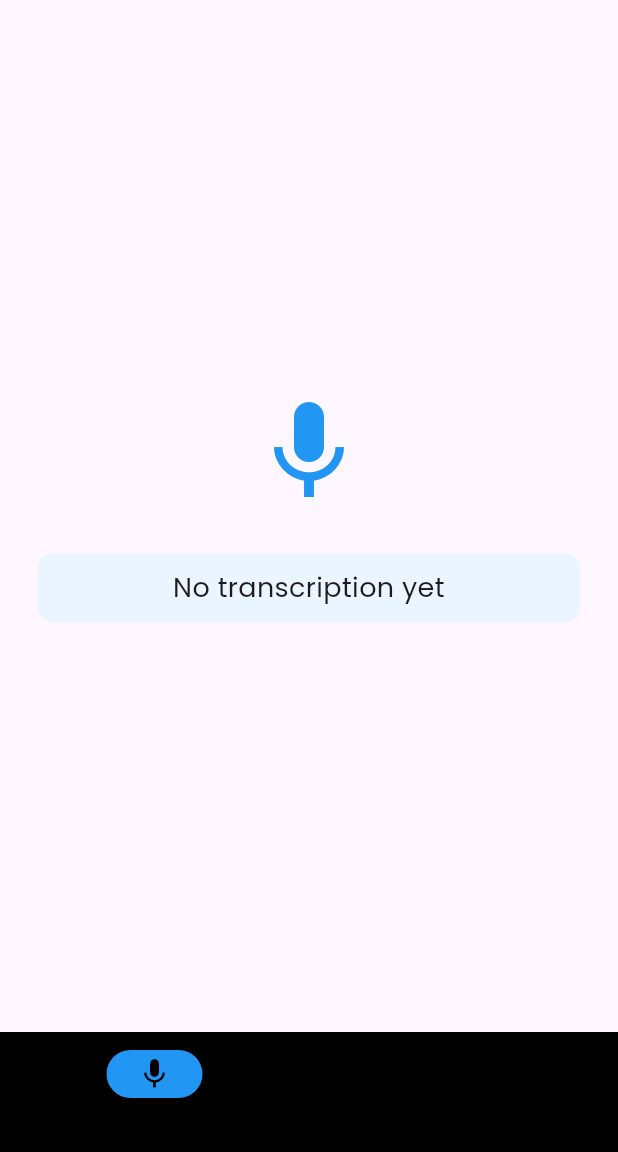
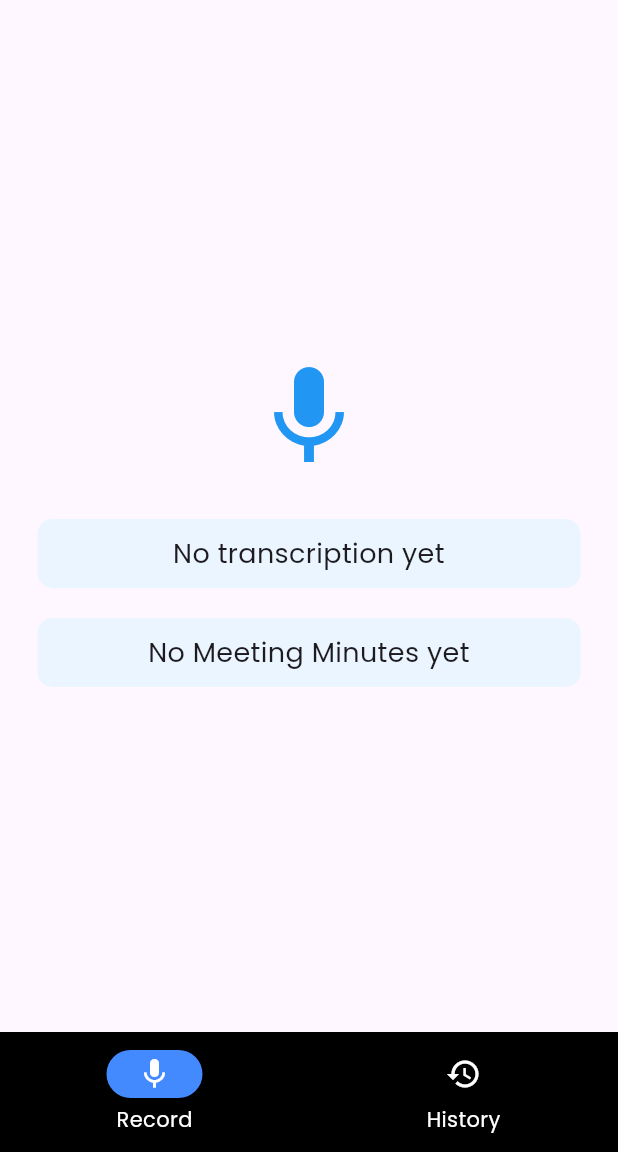
Before and after one commit to humzasadiq/vocalog, a Flutter app: the screen it shows after launch, on a phone screen of 412 x 824 dp, the part 84-1236 px from its top. Run offline on Flutter 3.47's test engine with Material 3 defaults, Android fonts, the light colour scheme and no system bars; our stand-ins replace flutter_easyloading, get, google_fonts, google_generative_ai, permission_handler; missing offline and left inert: flutter_sound.

Commit message:
Add AI integration for generating meeting minutes and update dependencies

```diff
--- a/lib/controllers/recorder.dart
+++ b/lib/controllers/recorder.dart
@@ -4,11 +4,13 @@ import 'package:permission_handler/permission_handler.dart';
 import 'dart:io';
 import 'package:path/path.dart';
 import 'transcript_api.dart';
+import 'ai_api.dart';
 
 class RecorderController extends GetxController {
   final FlutterSoundRecorder _recorder = FlutterSoundRecorder();
   var isRecording = false.obs;
   var transcript = "".obs;
+  final aiResponse = "".obs;
   String? filePath;
 
   @override
@@ -46,7 +48,7 @@ class RecorderController extends GetxController {
       }
 
       filePath =
-      // current date and time for each recording
+          // current date and time for each recording
           '${recordingsDir.path}/recording_${DateTime.now().day}_${DateTime.now().month}_${DateTime.now().year}_${DateTime.now().hour}_${DateTime.now().minute}.aac';
 
       await _recorder.startRecorder(
@@ -74,6 +76,7 @@ class RecorderController extends GetxController {
         String? result = await TranscriptApi.getTranscript(filePath!, fileName);
         if (result != null) {
           transcript.value = result;
+          aiResponse.value = await AIApi.getAIMinutes(result);
         }
       }
     } catch (e) {
@@ -92,6 +95,7 @@ class RecorderController extends GetxController {
       await recordingsDir.delete(recursive: true);
     }
   }
+
   @override
   void onClose() {
     _recorder.stopRecorder();
--- a/lib/controllers/transcript_api.dart
+++ b/lib/controllers/transcript_api.dart
@@ -1,6 +1,7 @@
 import 'package:http/http.dart' as http;
 import 'package:flutter_easyloading/flutter_easyloading.dart';
 import 'dart:convert';
+import 'ai_api.dart';
 import 'dart:io';
 
 class TranscriptApi {
--- a/lib/main.dart
+++ b/lib/main.dart
@@ -32,8 +32,8 @@ class MyApp extends StatelessWidget {
     return GetMaterialApp(
       debugShowCheckedModeBanner: false,
       themeMode: ThemeMode.system,
-      theme: MyTheme.lightTheme(context),
-      darkTheme: MyTheme.darkTheme(context),
+      theme: MyTheme.darkTheme(context),
+
       title: 'Weather Guy',
       builder: EasyLoading.init(),
       home: VocalogScreen(),
@@ -60,7 +60,7 @@ class _VocalogScreenState extends State<VocalogScreen> {
             currentIndex = index;
           });
         },
-        indicatorColor: Colors.blue,
+        indicatorColor: Colors.blueAccent,
         backgroundColor: Colors.black,
         selectedIndex: currentIndex,
         destinations: [
--- a/lib/view/MainScreen.dart
+++ b/lib/view/MainScreen.dart
@@ -3,6 +3,7 @@ import 'package:get/get.dart';
 import 'Widgets/scriptWidget.dart';
 import 'package:vocalog/controllers/recorder.dart';
 import 'Widgets/micWidget.dart';
+import 'Widgets/aiResponseWidget.dart';
 
 class MainScreen extends StatelessWidget {
   final RecorderController recorderController = Get.put(RecorderController());
@@ -28,6 +29,7 @@ class MainScreen extends StatelessWidget {
             SizedBox(height: 20),
             transcriptWidget(),
             SizedBox(height: 20),
+            AIResponseWidget(),
           ],
         ),
       ),
--- /dev/null
+++ b/lib/view/Widgets/aiResponseWidget.dart
@@ -0,0 +1,42 @@
+import 'package:flutter/material.dart';
+import 'package:get/get.dart';
+import 'package:vocalog/controllers/ai_api.dart';
+import 'package:vocalog/controllers/recorder.dart';
+
+
+class AIResponseWidget extends StatelessWidget {
+  final RecorderController recorderController = Get.put(RecorderController());
+
+  @override
+  Widget build(BuildContext context) {
+    return Container(
+      width: MediaQuery.of(context).size.width - 50,
+      padding: const EdgeInsets.all(10),
+      decoration: const BoxDecoration(
+        color: Color.fromARGB(255, 235, 245, 255),
+        borderRadius: BorderRadius.all(Radius.circular(10)),
+      ),
+      child: Column(
+        mainAxisAlignment: MainAxisAlignment.center,
+        children: [
+          Obx(() => recorderController.aiResponse.value.isNotEmpty
+              ? SizedBox(
+                  height: 150,
+                  child: SingleChildScrollView(
+                    child: Text(
+                      "Meeting Minutes: \n${recorderController.aiResponse.value}",
+                      style: TextStyle(fontSize: 18),
+                      textAlign: TextAlign.left,
+                    ),
+                  ),
+                )
+              : Text(
+                  "No Meeting Minutes yet",
+                  style: TextStyle(fontSize: 18),
+                  textAlign: TextAlign.center,
+                )),
+        ],
+      ),
+    );
+  }
+}
--- a/pubspec.yaml
+++ b/pubspec.yaml
@@ -42,6 +42,8 @@ dependencies:
   permission_handler: ^11.4.0
   flutter_sound: ^9.24.5
   rename: ^3.0.2
+  google_generative_ai: ^0.4.6
+
 
 dev_dependencies:
   flutter_test:
```
Also changed, not shown: lib/controllers/ai_api.dart (added, +30 -0 lines), pubspec.lock, 4 other files.
